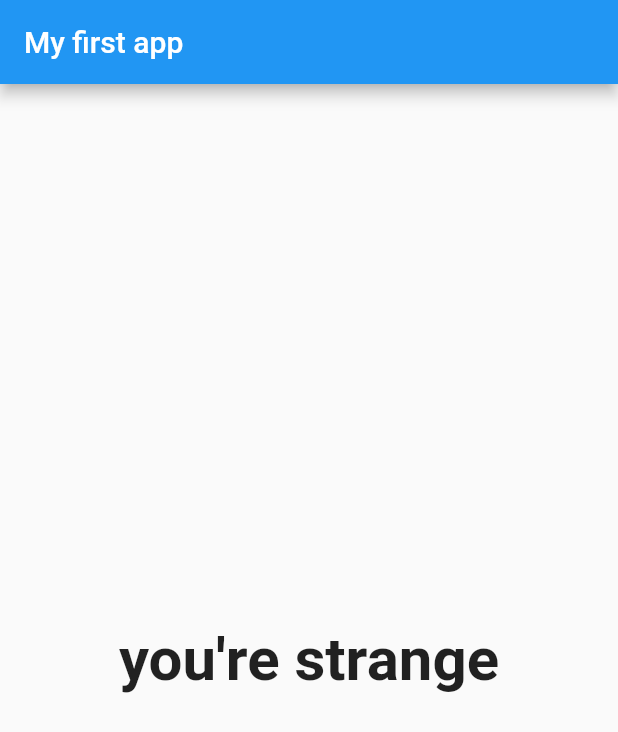
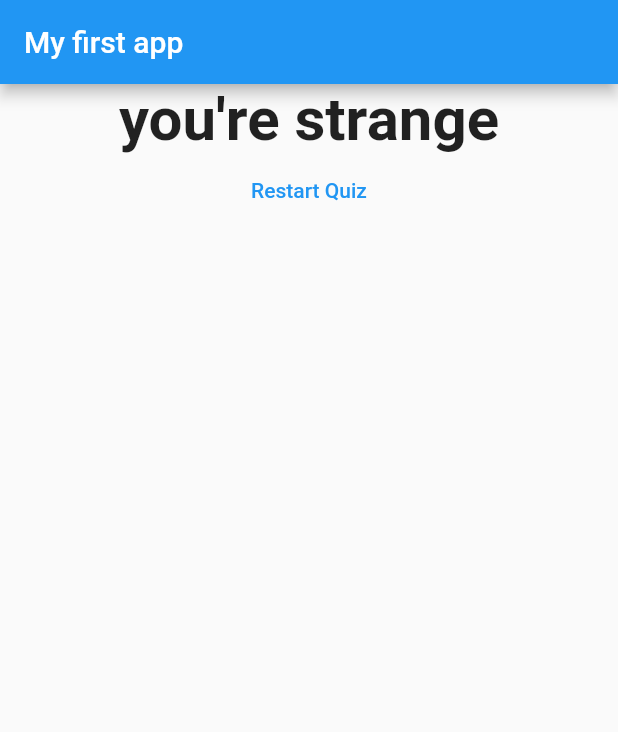
Before and after one commit to sarang/flutter_project_one, a Flutter app: the screen it shows after launch, after a tap on "Blue", after a tap on "Cat", after a tap on "Fries", on a phone screen of 412 x 824 dp. Shown: the top 732 px of the screen. Run offline on Flutter 3.47's test engine with Material 2 defaults, Android fonts, the light colour scheme and no system bars.

Commit message:
restart quiz

```diff
--- a/lib/main.dart
+++ b/lib/main.dart
@@ -53,6 +53,13 @@
   var _questionIndex = 0;
   var _totalScore = 0;
 
+  void _resetQuiz() {
+    setState(() {
+      _questionIndex = 0;
+      _totalScore = 0;
+    });
+  }
+
   void _answerQuestion(int score) {
     _totalScore = _totalScore + score;
     setState(() {
@@ -79,7 +86,7 @@
                   questionIndex: _questionIndex,
                   questions: _questions,
                 )
-              : Result(_totalScore)),
+              : Result(_totalScore, _resetQuiz)),
     );
   }
 }
--- a/lib/result.dart
+++ b/lib/result.dart
@@ -2,8 +2,9 @@
 
 class Result extends StatelessWidget {
   final int resultScore;
+  final VoidCallback resultHandler;
 
-  Result(this.resultScore);
+  Result(this.resultScore, this.resultHandler);
 
   String get resultPhrase {
     String resultText = "You did it";
@@ -22,10 +23,19 @@
   @override
   Widget build(BuildContext context) {
     return Center(
-      child: Text(
-        resultPhrase,
-        style: TextStyle(fontSize: 40, fontWeight: FontWeight.bold),
-        textAlign: TextAlign.center,
+      child: Column(
+        children: [
+          Text(
+            resultPhrase,
+            style: TextStyle(fontSize: 40, fontWeight: FontWeight.bold),
+            textAlign: TextAlign.center,
+          ),
+          FlatButton(
+            onPressed: resultHandler,
+            child: Text("Restart Quiz"),
+            textColor: Colors.blue,
+          )
+        ],
       ),
     );
   }
```
